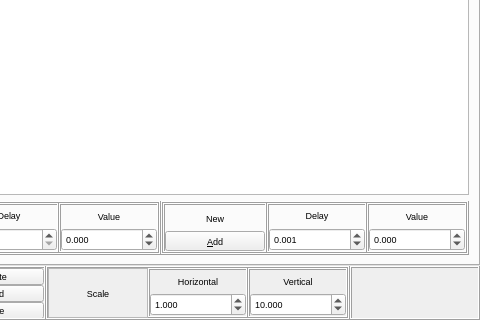
Qt form sources/interface/PhraseDialog.ui (linuxmao-org/Frontieres) before a commit; both pictures show x 258 to 738 and y 130 to 450 of the 738 by 450 pixel window.
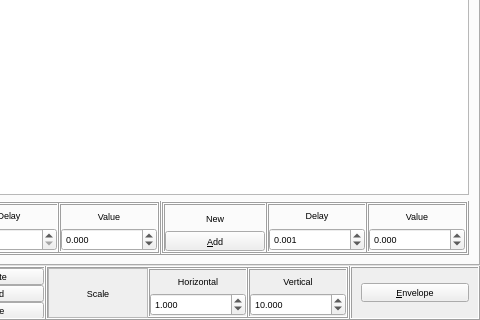
The same form after that commit.

Commit message: finalisation de la gestion de phrase, avec gestion enveloppes

The edit to the form file:
```diff
--- a/sources/interface/PhraseDialog.ui
+++ b/sources/interface/PhraseDialog.ui
@@ -2915,21 +2915,24 @@
          <enum>QFrame::Raised</enum>
         </property>
         <layout class="QVBoxLayout" name="verticalLayout_4">
-         <property name="spacing">
-          <number>0</number>
-         </property>
-         <property name="leftMargin">
-          <number>0</number>
-         </property>
-         <property name="topMargin">
-          <number>0</number>
-         </property>
-         <property name="rightMargin">
-          <number>0</number>
-         </property>
-         <property name="bottomMargin">
-          <number>0</number>
-         </property>
+         <item>
+          <widget class="QPushButton" name="pushButton_Envelope">
+           <property name="enabled">
+            <bool>true</bool>
+           </property>
+           <property name="font">
+            <font>
+             <pointsize>7</pointsize>
+            </font>
+           </property>
+           <property name="text">
+            <string>&amp;Envelope</string>
+           </property>
+           <property name="autoDefault">
+            <bool>false</bool>
+           </property>
+          </widget>
+         </item>
         </layout>
        </widget>
       </item>
```
The commit also changes 12 other files.
